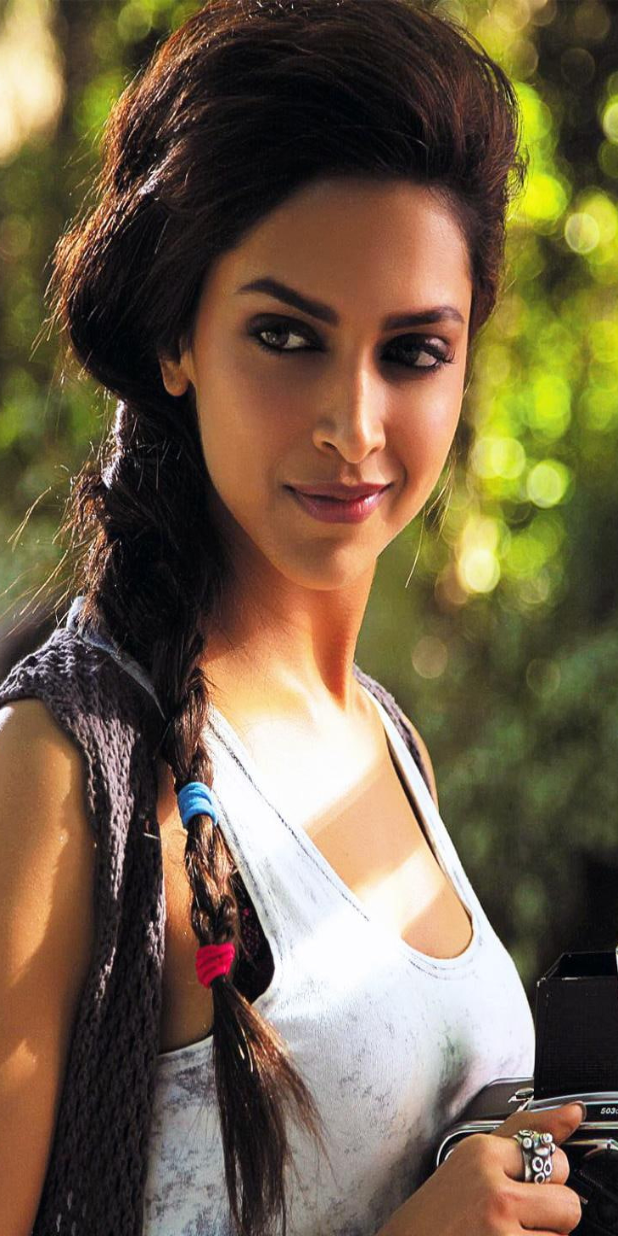
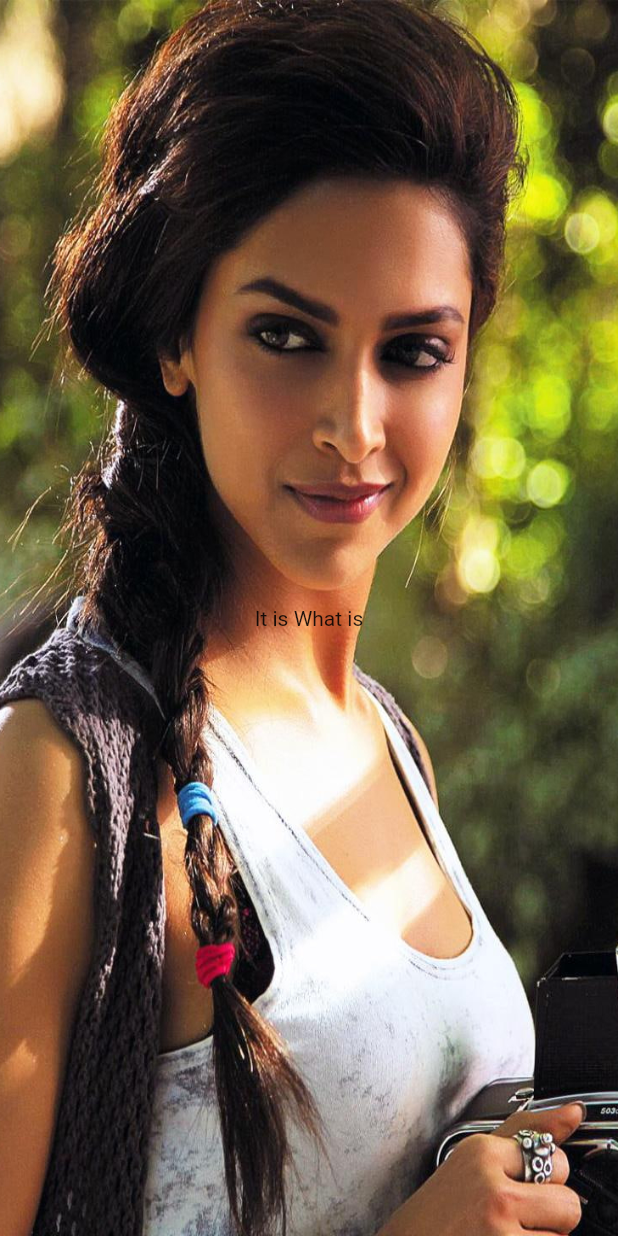
Before and after one commit to SaifulIslam13/HomeWork, a Flutter app: the screen it shows after launch, on a phone screen of 412 x 824 dp. Run offline on Flutter 3.47's test engine with Material 2 defaults, Android fonts, the phone set to English and light mode, and no system bars.

Commit message:
Added Text

```diff
--- a/lib/homepage.dart
+++ b/lib/homepage.dart
@@ -14,6 +14,7 @@ class _HomePageState extends State<HomePage> {
   Widget build(BuildContext context) {
     return Scaffold(
       body: Container(
+        child: Center(child: Text("It is What is")),
         height: double.infinity,
         width: double.infinity,
         decoration: BoxDecoration(
```
